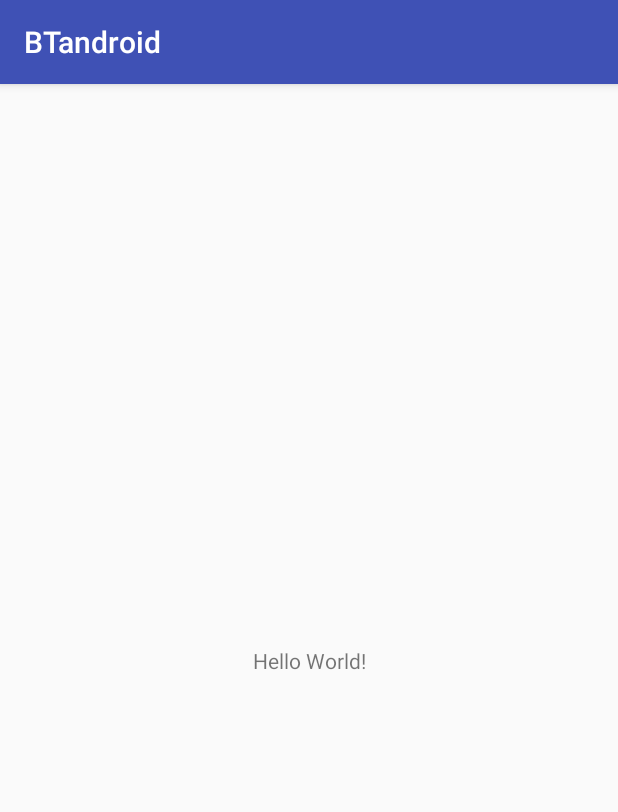
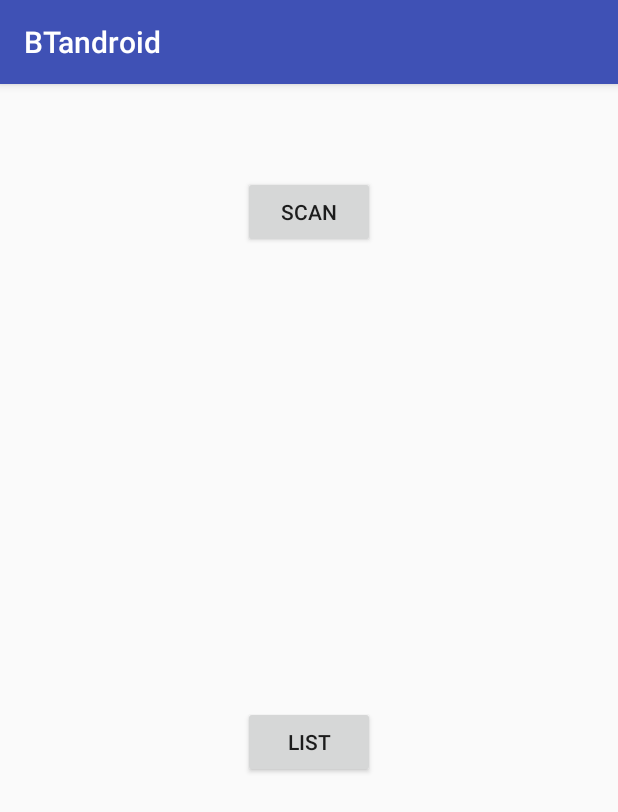
Before and after one commit to tappoman/BTAndroid, an Android app: the screen it shows after launch (MainActivity), on a phone screen of 412 x 824 dp. Shown: the top 812 px of the screen. Run offline under Robolectric (Android 15) with nearby library versions, the phone set to English and light mode, and no system bars.

Commit message:
scanning almost works \o/

```diff
--- a/app/src/main/java/com/example/jussisepponen/btandroid/MainActivity.java
+++ b/app/src/main/java/com/example/jussisepponen/btandroid/MainActivity.java
@@ -11,47 +11,71 @@ import android.support.v4.content.ContextCompat;
 import android.support.v7.app.AppCompatActivity;
 import android.os.Bundle;
 import android.util.Log;
+import android.view.View;
+import android.widget.Button;
 import android.widget.Toast;
-
+import android.bluetooth.le.ScanResult;
 import com.example.btandroid.BtAndroid;
+import java.util.List;
 
 
-public class MainActivity extends AppCompatActivity {
+public class MainActivity extends AppCompatActivity implements View.OnClickListener {
 
     private BluetoothAdapter mBluetoothAdapter;
-
+    private BluetoothManager mBluetoothManager;
+    BtAndroid btAndroid;
 
     @Override
     protected void onCreate(Bundle savedInstanceState) {
         super.onCreate(savedInstanceState);
         setContentView(R.layout.activity_main);
 
+        mBluetoothManager = (BluetoothManager) getSystemService(Context.BLUETOOTH_SERVICE);
+        if (mBluetoothManager != null) {
+            mBluetoothAdapter = mBluetoothManager.getAdapter();
+        }
+        btAndroid = new BtAndroid(mBluetoothAdapter);
+
+        Button one = (Button) findViewById(R.id.listButton);
+        one.setOnClickListener(this);
+        Button two = (Button) findViewById(R.id.scanButton);
+        two.setOnClickListener(this);
         Log.i("MainActivity", "testing");
         permissions();
 
-        BluetoothManager bluetoothManager = (BluetoothManager) getSystemService(Context.BLUETOOTH_SERVICE);
-
-        mBluetoothAdapter = bluetoothManager.getAdapter();
-
-        BtAndroid btAndroid = new BtAndroid(mBluetoothAdapter);
-        btAndroid.scan();
     }
 
-    private void permissions(){
+
+    private void permissions() {
 
         int permissionCheck = ContextCompat.checkSelfPermission(this, Manifest.permission.ACCESS_FINE_LOCATION);
-        if (permissionCheck != PackageManager.PERMISSION_GRANTED){
-            if (ActivityCompat.shouldShowRequestPermissionRationale(this, Manifest.permission.ACCESS_FINE_LOCATION)){
+        if (permissionCheck != PackageManager.PERMISSION_GRANTED) {
+            if (ActivityCompat.shouldShowRequestPermissionRationale(this, Manifest.permission.ACCESS_FINE_LOCATION)) {
                 Toast.makeText(this, "The permission to get BLE location data is required", Toast.LENGTH_SHORT).show();
-            }else{
+            } else {
                 if (Build.VERSION.SDK_INT >= Build.VERSION_CODES.M) {
                     requestPermissions(new String[]{Manifest.permission.ACCESS_COARSE_LOCATION, Manifest.permission.ACCESS_FINE_LOCATION}, 1);
                 }
             }
-        }else{
+        } else {
             Toast.makeText(this, "Location permissions already granted", Toast.LENGTH_SHORT).show();
         }
     }
 
 
+    @Override
+    public void onClick(View v) {
+
+        switch (v.getId()) {
+
+            case R.id.listButton:
+                List<ScanResult> results  = btAndroid.getResults();
+                break;
+
+            case R.id.scanButton:
+                btAndroid.scan();
+                break;
+
+        }
+    }
 }
--- a/app/src/main/res/layout/activity_main.xml
+++ b/app/src/main/res/layout/activity_main.xml
@@ -7,13 +7,33 @@
     android:layout_height="match_parent"
     tools:context=".MainActivity">
 
-    <TextView
+    <Button
+        android:id="@+id/scanButton"
         android:layout_width="wrap_content"
         android:layout_height="wrap_content"
-        android:text="Hello World!"
+        android:layout_marginBottom="8dp"
+        android:layout_marginEnd="8dp"
+        android:layout_marginStart="8dp"
+        android:layout_marginTop="8dp"
+        android:text="scan"
         app:layout_constraintBottom_toBottomOf="parent"
-        app:layout_constraintLeft_toLeftOf="parent"
-        app:layout_constraintRight_toRightOf="parent"
-        app:layout_constraintTop_toTopOf="parent" />
+        app:layout_constraintEnd_toEndOf="parent"
+        app:layout_constraintStart_toStartOf="parent"
+        app:layout_constraintTop_toTopOf="parent"
+        app:layout_constraintVertical_bias="0.076" />
+
+    <Button
+        android:id="@+id/listButton"
+        android:layout_width="wrap_content"
+        android:layout_height="wrap_content"
+        android:layout_marginBottom="8dp"
+        android:layout_marginEnd="8dp"
+        android:layout_marginStart="8dp"
+        android:layout_marginTop="8dp"
+        android:text="list"
+        app:layout_constraintBottom_toBottomOf="parent"
+        app:layout_constraintEnd_toEndOf="parent"
+        app:layout_constraintStart_toStartOf="parent"
+        app:layout_constraintTop_toBottomOf="@+id/scanButton" />
 
 </android.support.constraint.ConstraintLayout>
--- a/btandroid/src/main/java/com/example/btandroid/BtAndroid.java
+++ b/btandroid/src/main/java/com/example/btandroid/BtAndroid.java
@@ -14,6 +14,7 @@ import java.util.List;
 public class BtAndroid {
 
     private BluetoothAdapter mBluetoothAdapter;
+    private List<ScanResult> mScanResults;
 
     public BtAndroid(BluetoothAdapter mBluetoothAdapter) {
         this.mBluetoothAdapter = mBluetoothAdapter;
@@ -34,14 +35,15 @@ public class BtAndroid {
             ScanRecord scanRecord = result.getScanRecord();
             String deviceAddress = bluetoothDevice.getAddress();
             int rssi = result.getRssi();
-
+            if(!mScanResults.contains(result)){
+                mScanResults.add(result);
+            }
         }
 
         @Override
         public void onBatchScanResults(List<ScanResult> results) {
             super.onBatchScanResults(results);
             Log.i("results", results.toString());
-
         }
 
         @Override
@@ -51,7 +53,7 @@ public class BtAndroid {
         }
     };
 
-    public void scanLeDevice(final boolean enable) {
+    private void scanLeDevice(final boolean enable) {
 
         final BluetoothLeScanner bluetoothLeScanner = mBluetoothAdapter.getBluetoothLeScanner();
 
@@ -76,6 +78,11 @@ public class BtAndroid {
 
     public void scan(){
         scanLeDevice(enable);
+
+    }
+
+    public List<ScanResult> getResults(){
+        return mScanResults;
     }
 
 }
```
